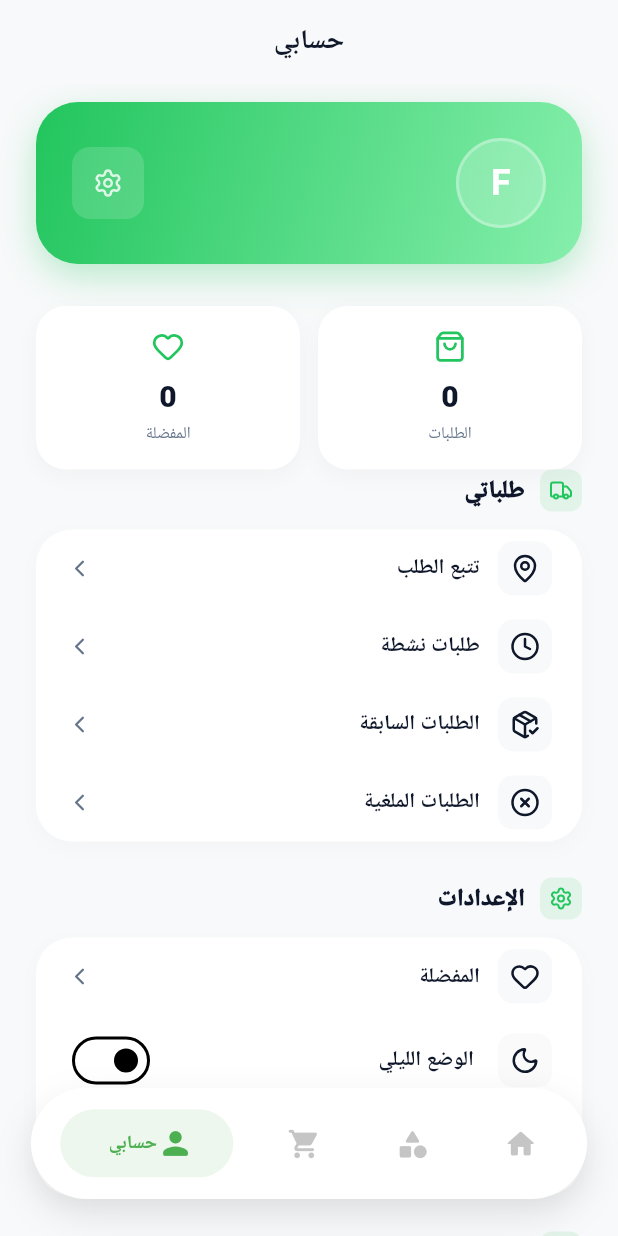
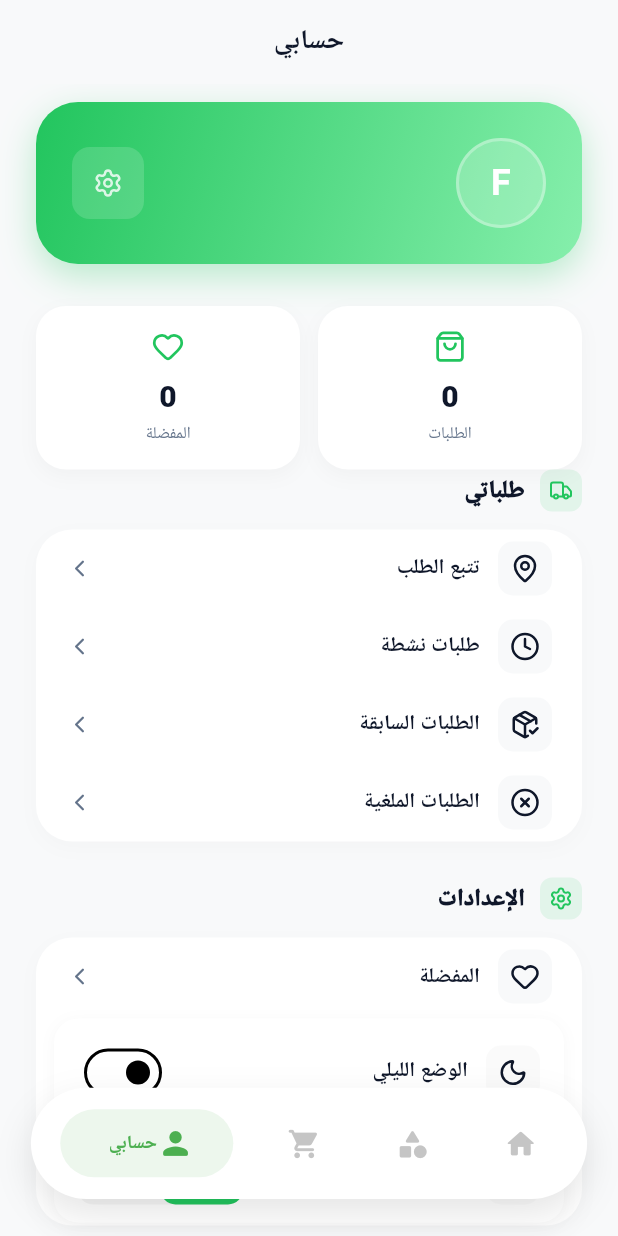
Before and after one commit to naji5ramzi5/kiwi, a Flutter app: the screen it shows once a user with an empty profile is signed in, on a phone screen of 412 x 824 dp. Run offline on Flutter 3.47's test engine with Material 3 defaults, Android fonts, the phone set to English and light mode, and no system bars; our stand-ins replace cached_network_image, carousel_slider, file_picker, firebase_core, firebase_messaging, flutter_map and 17 more; missing offline and left inert: maps_toolkit, window_manager; accounts and stored records are empty; network calls fail; Roboto replaces fonts that are missing (Cairo).

Commit message:
fix: language toggle UI - replace ListTile with custom Row for RTL safety

```diff
--- a/customer_app/lib/screens/profile/profile_screen.dart
+++ b/customer_app/lib/screens/profile/profile_screen.dart
@@ -369,10 +369,26 @@ class ProfileScreen extends StatelessWidget {
 
   Widget _menuItemWithWidget(IconData icon, String title, Widget trailing, VoidCallback? onTap) {
     final isDark = Get.isDarkMode;
-    return ListTile(
+    return Padding(
+      padding: const EdgeInsets.symmetric(horizontal: 12, vertical: 2),
+      child: GestureDetector(
         onTap: onTap,
-      contentPadding: const EdgeInsets.symmetric(horizontal: 20, vertical: 2),
-      leading: Container(
+        child: Container(
+          padding: const EdgeInsets.symmetric(horizontal: 16, vertical: 12),
+          decoration: BoxDecoration(
+            color: isDark ? const Color(0xFF1E291F) : Colors.white,
+            borderRadius: BorderRadius.circular(16),
+            boxShadow: [
+              BoxShadow(
+                color: Colors.black.withOpacity(isDark ? 0.15 : 0.03),
+                blurRadius: 8,
+                offset: const Offset(0, 2),
+              ),
+            ],
+          ),
+          child: Row(
+            children: [
+              Container(
                 padding: const EdgeInsets.all(8),
                 decoration: BoxDecoration(
                   color: isDark ? AppTheme.surfaceDark : Colors.grey.shade50,
@@ -380,8 +396,23 @@ class ProfileScreen extends StatelessWidget {
                 ),
                 child: Icon(icon, size: 20, color: isDark ? AppTheme.textPrimaryDark : AppTheme.textPrimary),
               ),
-      title: Text(title, style: TextStyle(fontSize: 14, fontWeight: FontWeight.w600, color: isDark ? AppTheme.textPrimaryDark : AppTheme.textPrimary, fontFamily: 'Cairo')),
-      trailing: trailing,
+              const SizedBox(width: 12),
+              Expanded(
+                child: Text(
+                  title,
+                  style: TextStyle(
+                    fontSize: 14,
+                    fontWeight: FontWeight.w600,
+                    color: isDark ? AppTheme.textPrimaryDark : AppTheme.textPrimary,
+                    fontFamily: 'Cairo',
+                  ),
+                ),
+              ),
+              trailing,
+            ],
+          ),
+        ),
+      ),
     );
   }
 
```
Lines whose indentation alone changed are shown as unchanged.
